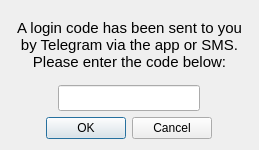
Before: the Qt Designer form src/gui/main_window/central_widget/login_overlay_widget/login_code_dialog/LoginCodeDialog.ui in ephell/Telescrape, drawn with Qt 5.
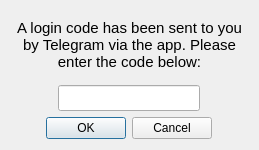
After: the same form once the commit is applied.

Commit message: Change label text

The edit to the form file:
```diff
--- a/src/gui/main_window/central_widget/login_overlay_widget/login_code_dialog/LoginCodeDialog.ui
+++ b/src/gui/main_window/central_widget/login_overlay_widget/login_code_dialog/LoginCodeDialog.ui
@@ -40,7 +40,7 @@
       </font>
      </property>
      <property name="text">
-      <string>A login code has been sent to you by Telegram via the app or SMS. Please enter the code below:</string>
+      <string>A login code has been sent to you by Telegram via the app. Please enter the code below:</string>
      </property>
      <property name="alignment">
       <set>Qt::AlignCenter</set>
```
The commit also changes 1 other file.
